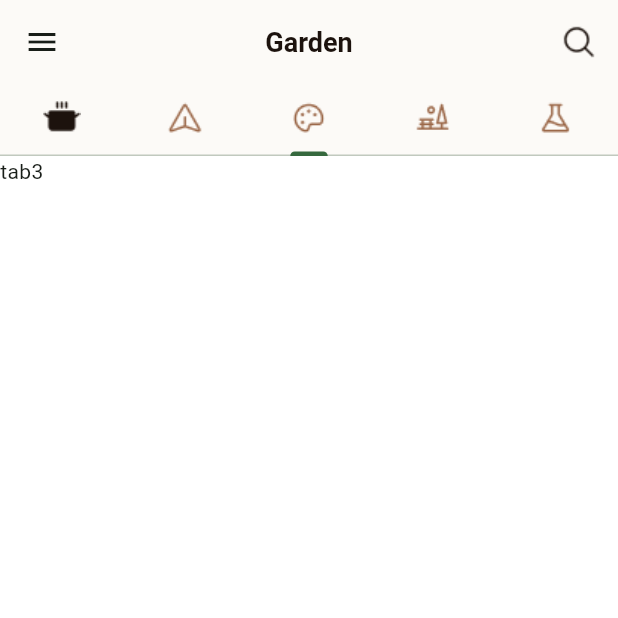
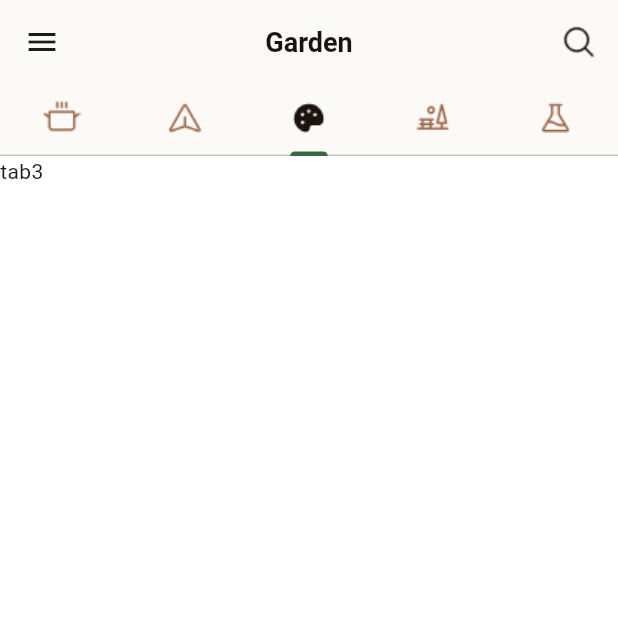
Before and after one commit to see1ya/garden, a Flutter app: the screen it shows after launch, tab 3 chosen, on a phone screen of 412 x 824 dp, the top half of it. Run offline on Flutter 3.47's test engine with Material 2 defaults, Android fonts, the phone set to English and light mode, and no system bars; Roboto replaces fonts that are missing (Epilogue).

Commit message:
active時のアイコンを追加

```diff
--- a/lib/Util/image.dart
+++ b/lib/Util/image.dart
@@ -1,6 +1,11 @@
+const String cookIcon = "assets/home/cookIcon.png";
 const String cookActiveIcon = "assets/home/cookActiveIcon.png";
 const String craftIcon = "assets/home/craftIcon.png";
+const String craftActiveIcon = "assets/home/craftActiveIcon.png";
 const String drawIcon = "assets/home/drawIcon.png";
+const String drawActiveIcon = "assets/home/drawActiveIcon.png";
 const String experimentIcon = "assets/home/experimentIcon.png";
+const String experimentActiveIcon = "assets/home/experimentActiveIcon.png";
 const String playIcon = "assets/home/playIcon.png";
+const String playActiveIcon = "assets/home/playActiveIcon.png";
 const String searchIcon = "assets/home/searchIcon.png";
--- a/lib/pages/home.dart
+++ b/lib/pages/home.dart
@@ -19,6 +19,10 @@ class _HomeScreenState extends State<HomeScreen> with TickerProviderStateMixin {
       vsync: this,
       initialIndex: 0,
     );
+    // タブの選択が変わった時にウィジェットを再構築するためのリスナーを追加
+    _tabController.addListener(() {
+      setState(() {}); // タブの選択が変わるたびにウィジェットを再構築
+    });
     super.initState();
   }
 
@@ -39,19 +43,25 @@ class _HomeScreenState extends State<HomeScreen> with TickerProviderStateMixin {
           controller: _tabController,
           tabs: [
             Tab(
-              icon: Image.asset(cookActiveIcon),
+              icon: Image.asset(
+                  _tabController.index == 0 ? cookActiveIcon : cookIcon),
             ),
             Tab(
-              icon: Image.asset(craftIcon),
+              icon: Image.asset(
+                  _tabController.index == 1 ? craftActiveIcon : craftIcon),
             ),
             Tab(
-              icon: Image.asset(drawIcon),
+              icon: Image.asset(
+                  _tabController.index == 2 ? drawActiveIcon : drawIcon),
             ),
             Tab(
-              icon: Image.asset(playIcon),
+              icon: Image.asset(
+                  _tabController.index == 3 ? playActiveIcon : playIcon),
             ),
             Tab(
-              icon: Image.asset(experimentIcon),
+              icon: Image.asset(_tabController.index == 4
+                  ? experimentActiveIcon
+                  : experimentIcon),
             ),
           ],
         ),
```
Also changed, not shown: assets/home/cookIcon.png (added), assets/home/craftActiveIcon.png (added), assets/home/drawActiveIcon.png (added), assets/home/experimentActiveIcon.png (added), assets/home/playActiveIcon.png (added).
